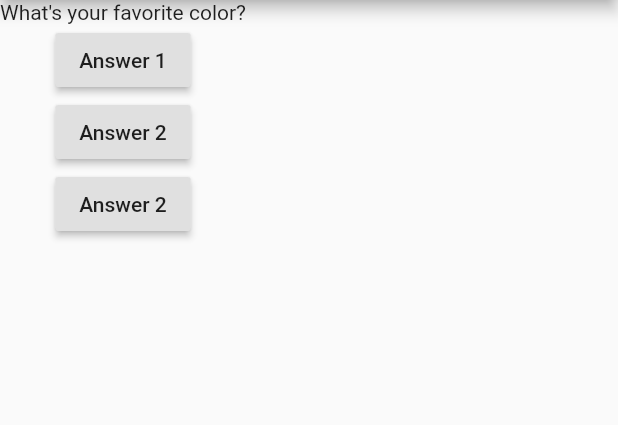
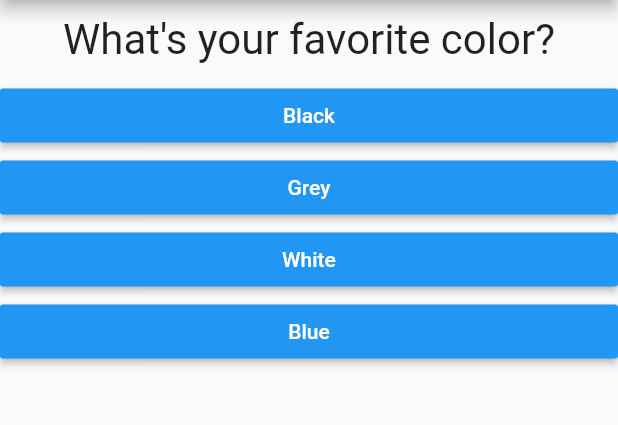
Before and after one commit to Deep27/quiz_app, a Flutter app: the screen it shows after launch, on a phone screen of 412 x 824 dp, the part 84-509 px from its top. Run offline on Flutter 3.47's test engine with Material 2 defaults, Android fonts, the phone set to English and light mode, and no system bars.

Commit message:
Split widgets into classes and added more questions.

```diff
--- /dev/null
+++ b/lib/answer.dart
@@ -0,0 +1,21 @@
+import 'package:flutter/material.dart';
+
+class Answer extends StatelessWidget {
+  final String _answer;
+  final Function _callback;
+
+  Answer(this._answer, this._callback);
+
+  @override
+  Widget build(BuildContext context) {
+    return Container(
+      width: double.infinity,
+      child: RaisedButton(
+        color: Colors.blue,
+        textColor: Colors.white,
+        child: Text(_answer),
+        onPressed: _callback,
+      ),
+    );
+  }
+}
--- a/lib/main.dart
+++ b/lib/main.dart
@@ -1,29 +1,42 @@
 import 'package:flutter/material.dart';
+
+import 'question.dart';
+import 'answer.dart';
 
 void main() => runApp(QuizApp());
 
 class QuizApp extends StatefulWidget {
   @override
   State<StatefulWidget> createState() {
-    return QuizAppState();
+    return _QuizAppState();
   }
 }
 
-class QuizAppState extends State<QuizApp> {
-  int questionIndex = 0;
+class _QuizAppState extends State<QuizApp> {
+  static const String _KEY_QUESTION_TEXT ='questionText';
+  static const String _KEY_QUESTION_ANSWERS = 'answers';
+  int _questionIndex = 0;
 
-  void answerQuestion() {
-    setState(() {
-      questionIndex = questionIndex + 1;
-    });
-    print(questionIndex);
+  void _answerQuestion() {
+    setState(() => _questionIndex++);
+    print(_questionIndex);
   }
 
   @override
   Widget build(BuildContext context) {
-    List<String> questions = [
-      'What\'s your favorite color?',
-      'What\'s your favorite animal?'
+    const List<Map<String, Object>> questions = const [
+      {
+        _KEY_QUESTION_TEXT: 'What\'s your favorite color?',
+        _KEY_QUESTION_ANSWERS: ['Black', 'Grey', 'White', 'Blue']
+      },
+      {
+        _KEY_QUESTION_TEXT: 'What\'s your favorite animal?',
+        _KEY_QUESTION_ANSWERS: ['Cat', 'Dog', 'Elephant', 'Snake']
+      },
+      {
+        _KEY_QUESTION_TEXT: 'What\'s your favorite taste?',
+        _KEY_QUESTION_ANSWERS: ['Bitter', 'Tasty', 'Salty', 'Sweet']
+      }
     ];
 
     return MaterialApp(
@@ -33,19 +46,11 @@ class QuizAppState extends State<QuizApp> {
           ),
           body: Column(
             children: <Widget>[
-              Text(questions[questionIndex]),
-              RaisedButton(
-                child: Text('Answer 1'),
-                onPressed: answerQuestion,
-              ),
-              RaisedButton(
-                child: Text('Answer 2'),
-                onPressed: answerQuestion,
-              ),
-              RaisedButton(
-                child: Text('Answer 2'),
-                onPressed: answerQuestion,
-              ),
+              Question(questions[_questionIndex][_KEY_QUESTION_TEXT]),
+              ...(questions[_questionIndex][_KEY_QUESTION_ANSWERS]
+                      as List<String>)
+                  .map((s) => Answer(s, _answerQuestion))
+                  .toList(),
             ],
           )),
     );
--- /dev/null
+++ b/lib/question.dart
@@ -0,0 +1,20 @@
+import 'package:flutter/material.dart';
+
+class Question extends StatelessWidget {
+  final String _questionText;
+
+  Question(this._questionText);
+
+  @override
+  Widget build(BuildContext context) {
+    return Container(
+      width: double.infinity,
+      margin: EdgeInsets.all(10),
+      child: Text(
+        _questionText,
+        style: TextStyle(fontSize: 28),
+        textAlign: TextAlign.center,
+      ),
+    );
+  }
+}
--- a/pubspec.yaml
+++ b/pubspec.yaml
@@ -14,7 +14,7 @@ description: A new Flutter project.
 version: 1.0.0+1
 
 environment:
-  sdk: ">=2.1.0 <3.0.0"
+  sdk: ">=2.2.2 <3.0.0"
 
 dependencies:
   flutter:
```
